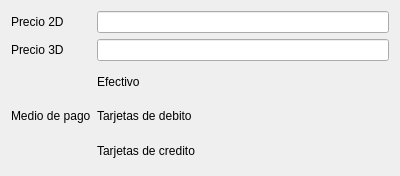
Above: Proyecto_Cine/precios.ui from moyeta-tech/Cine before the change. Below: the same form after it.
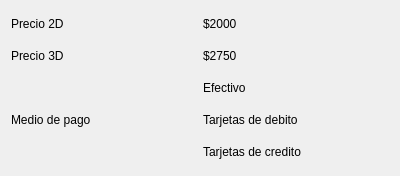
That is the form after the change.

The edit to the form file:
```diff
--- a/Proyecto_Cine/precios.ui
+++ b/Proyecto_Cine/precios.ui
@@ -30,9 +30,6 @@
        </property>
       </widget>
      </item>
-     <item row="0" column="1">
-      <widget class="QLineEdit" name="lineEdit_2d"/>
-     </item>
      <item row="4" column="1">
       <widget class="QLabel" name="label_6">
        <property name="text">
@@ -54,9 +51,6 @@
        </property>
       </widget>
      </item>
-     <item row="1" column="1">
-      <widget class="QLineEdit" name="lineEdit_3d"/>
-     </item>
      <item row="3" column="1">
       <widget class="QLabel" name="label_5">
        <property name="text">
@@ -64,6 +58,20 @@
        </property>
       </widget>
      </item>
+     <item row="0" column="1">
+      <widget class="QLabel" name="label_7">
+       <property name="text">
+        <string>$2000</string>
+       </property>
+      </widget>
+     </item>
+     <item row="1" column="1">
+      <widget class="QLabel" name="label_8">
+       <property name="text">
+        <string>$2750</string>
+       </property>
+      </widget>
+     </item>
     </layout>
    </item>
   </layout>
```
